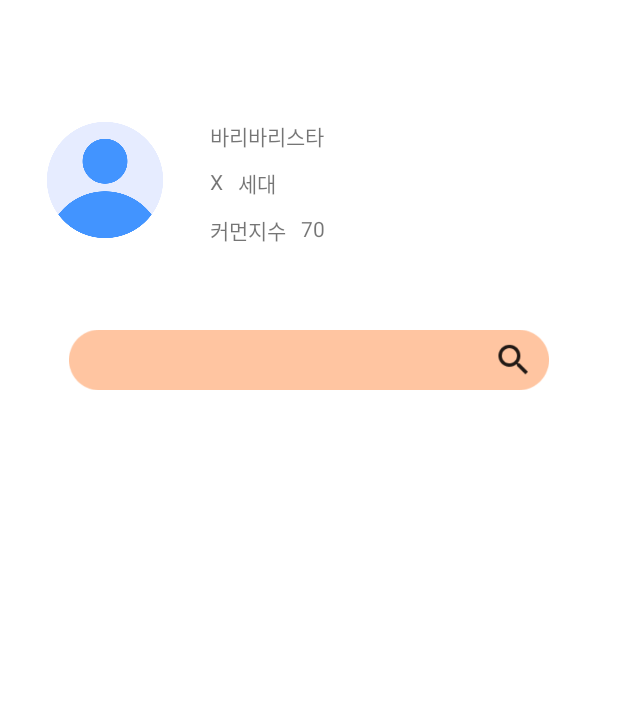
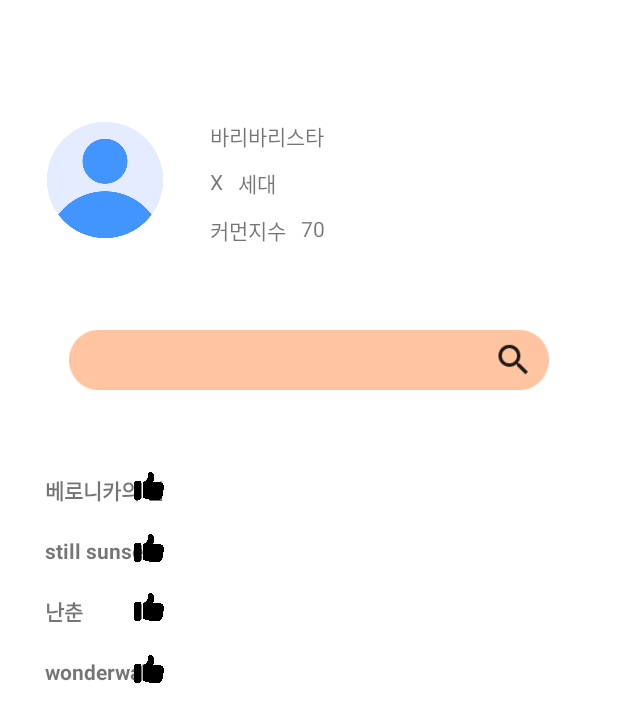
Before and after one commit to Sookmyung-Software-Hackathon/TEAM11-BARIBARI, an Android app: the MyPage screen opened directly, with no data from a screen before it, on a phone screen of 412 x 824 dp. Shown: the top 722 px of the screen. Run offline under Robolectric (Android 15) with nearby library versions, the phone set to English and light mode, and no system bars.

Commit message:
음악검색 리사이클러뷰

```diff
--- a/Common/app/src/main/java/com/haeji/common/MainActivity.kt
+++ b/Common/app/src/main/java/com/haeji/common/MainActivity.kt
@@ -15,7 +15,7 @@ class MainActivity : AppCompatActivity() {
 
 
         binding.chatBtn.setOnClickListener {
-            val intent = Intent(this, Chatting::class.java)
+            val intent = Intent(this, MyPage::class.java)
             startActivity(intent)
 
         }
--- /dev/null
+++ b/Common/app/src/main/java/com/haeji/common/MusicData.kt
@@ -0,0 +1,5 @@
+package com.haeji.common
+
+data class MusicData(
+    val title : String
+)
--- a/Common/app/src/main/java/com/haeji/common/MusicRvAdapter.kt
+++ b/Common/app/src/main/java/com/haeji/common/MusicRvAdapter.kt
@@ -1,5 +1,3 @@
-package com.haeji.common
-
 package com.haeji.common
 
 import android.content.Context
@@ -13,10 +11,10 @@ import com.bumptech.glide.Glide
 
 class MusicRvAdapter(private val context : Context) : RecyclerView.Adapter<MusicRvAdapter.ViewHolder>(){
 
-    var datas = mutableListOf<AlbumData>()
+    var datas = mutableListOf<MusicData>()
 
     override fun onCreateViewHolder(parent: ViewGroup, viewType: Int): ViewHolder {
-        val view = LayoutInflater.from(context).inflate(R.layout.playlist_item,parent,false)
+        val view = LayoutInflater.from(context).inflate(R.layout.music_item,parent,false)
         return ViewHolder(view)
     }
 
@@ -26,13 +24,10 @@ class MusicRvAdapter(private val context : Context) : RecyclerView.Adapter<Music
 
     inner class ViewHolder(view: View) : RecyclerView.ViewHolder(view) {
         private val title : TextView = itemView.findViewById(R.id.title)
-        private val singer : TextView = itemView.findViewById(R.id.singer)
-        private val album : ImageView = itemView.findViewById(R.id.album)
 
-        fun bindDatas(item: AlbumData) {
+
+        fun bindDatas(item: MusicData) {
             title.text = item.title
-            singer.text = item.singer
-            Glide.with(itemView).load(item.img).into(album)
 
 
         }
--- a/Common/app/src/main/java/com/haeji/common/MyPage.kt
+++ b/Common/app/src/main/java/com/haeji/common/MyPage.kt
@@ -2,11 +2,17 @@ package com.haeji.common
 
 import androidx.appcompat.app.AppCompatActivity
 import android.os.Bundle
+import android.util.Log
 import android.widget.ImageView
 import android.widget.TextView
+import androidx.recyclerview.widget.RecyclerView
 import com.bumptech.glide.Glide
 
 class MyPage : AppCompatActivity() {
+
+    lateinit var musicRvAdapter: MusicRvAdapter
+    val datas = mutableListOf<MusicData>()
+
     override fun onCreate(savedInstanceState: Bundle?) {
         super.onCreate(savedInstanceState)
         setContentView(R.layout.activity_my_page)
@@ -19,5 +25,27 @@ class MyPage : AppCompatActivity() {
         generation.text = "X"
         common.text = "70"
 
+        initRecycler()
+
+    }
+
+    private fun initRecycler(){
+        musicRvAdapter = MusicRvAdapter(this)
+        val musicRv = findViewById<RecyclerView>(R.id.MusicRV)
+        musicRv.adapter = musicRvAdapter
+
+        datas.apply {
+            add(MusicData(title = "베로니카의 섬"))
+            add(MusicData(title = "still sunset"))
+            add(MusicData(title = "난춘"))
+            add(MusicData(title = "wonderwall"))
+
+
+            musicRvAdapter.datas = datas
+            musicRvAdapter.notifyDataSetChanged()
+
+
+        }
+        Log.d("데이터",datas.toString())
     }
 }
--- a/Common/app/src/main/res/layout/activity_my_page.xml
+++ b/Common/app/src/main/res/layout/activity_my_page.xml
@@ -106,8 +106,10 @@
         android:layout_marginTop="40dp"/>
 
     <androidx.recyclerview.widget.RecyclerView
+        android:id="@+id/MusicRV"
         android:layout_width="wrap_content"
         android:layout_height="wrap_content"
+        app:layoutManager="androidx.recyclerview.widget.LinearLayoutManager"
         app:layout_constraintTop_toBottomOf="@id/search_bar"
         app:layout_constraintLeft_toLeftOf="parent"
         android:layout_marginLeft="30dp"
--- /dev/null
+++ b/Common/app/src/main/res/layout/music_item.xml
@@ -0,0 +1,27 @@
+<?xml version="1.0" encoding="utf-8"?>
+<androidx.constraintlayout.widget.ConstraintLayout xmlns:android="http://schemas.android.com/apk/res/android"
+    android:layout_width="match_parent"
+    android:layout_height="wrap_content"
+    xmlns:app="http://schemas.android.com/apk/res-auto"
+    android:backgroundTint="@color/Gray">
+
+    <TextView
+        android:id="@+id/title"
+        android:layout_width="wrap_content"
+        android:layout_height="wrap_content"
+        android:textStyle="bold"
+        android:text="노래제목"
+        app:layout_constraintTop_toTopOf="parent"
+        app:layout_constraintLeft_toLeftOf="parent"
+        android:layout_marginTop="20dp" />
+
+    <ImageView
+        android:layout_width="20dp"
+        android:layout_height="20dp"
+        android:layout_marginTop="18dp"
+        android:src="@drawable/like"
+        app:layout_constraintRight_toRightOf="parent"
+        app:layout_constraintTop_toTopOf="parent" />
+
+
+</androidx.constraintlayout.widget.ConstraintLayout>
```
Also changed, not shown: Common/app/src/main/res/drawable/like.png (added).
